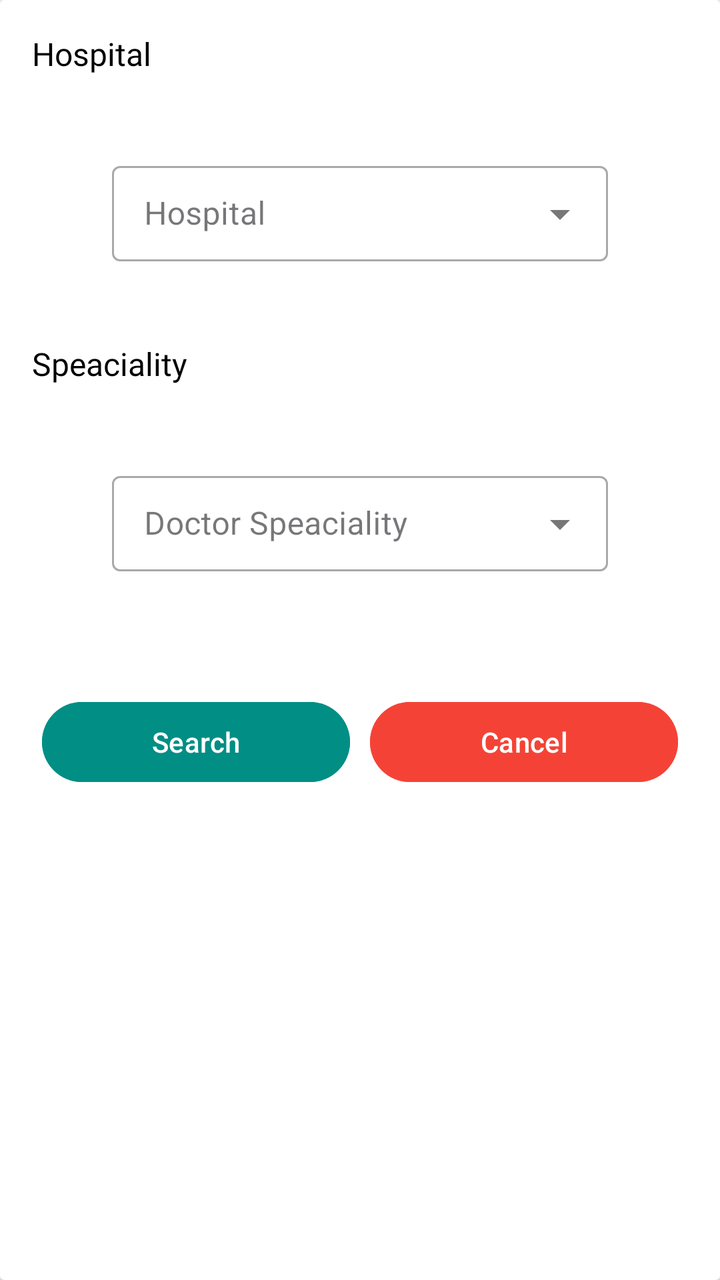
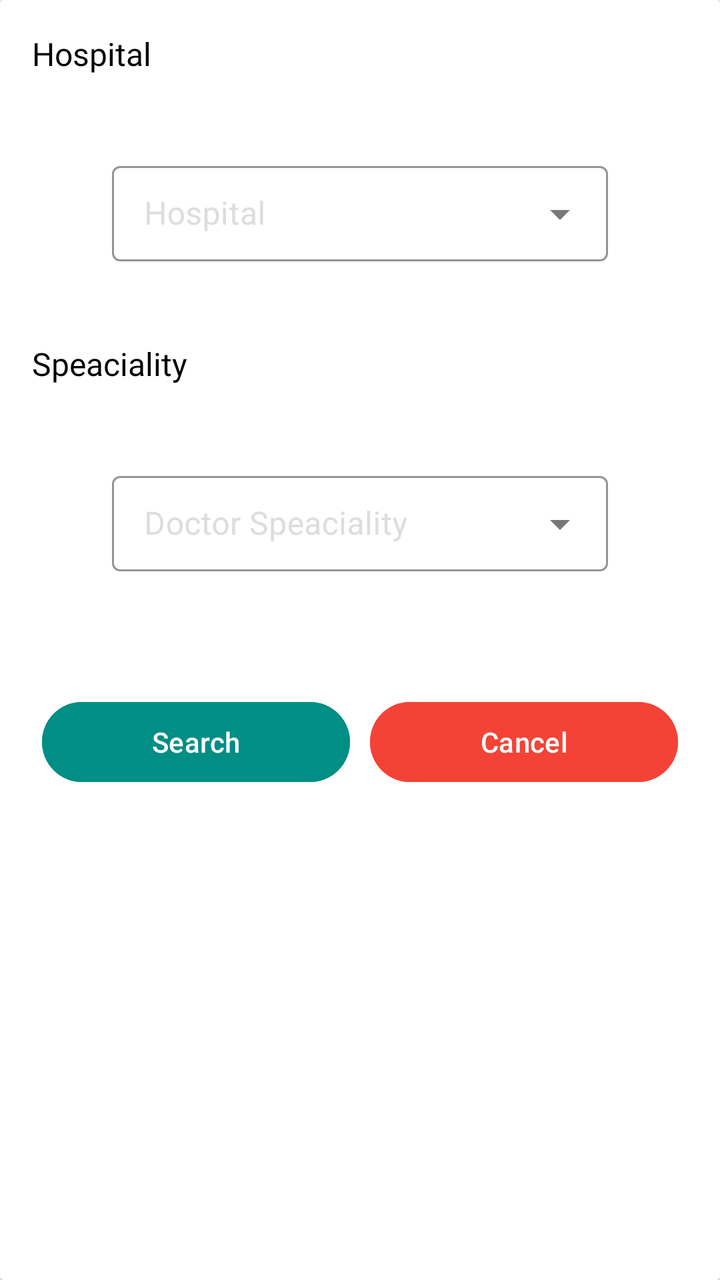

The first picture is an Android layout as it rendered before a commit; the second is the same layout after the commit. The layout source and the unified diff follow.
<!-- AndroidManifest.xml: application theme Theme.LifePluse -->
<!-- res/layout/bottom_sheet_filter.xml -->
<androidx.cardview.widget.CardView xmlns:android="http://schemas.android.com/apk/res/android"
    android:layout_width="match_parent"
    android:layout_height="wrap_content"
    xmlns:app="http://schemas.android.com/apk/res-auto"
    android:layout_gravity="center"
    android:layout_margin="16dp"
    android:elevation="8dp">

    <LinearLayout
        android:layout_width="match_parent"
        android:layout_height="wrap_content"
        android:orientation="vertical"
        android:padding="16dp">

        
        <TextView
            android:layout_width="wrap_content"
            android:layout_height="wrap_content"
            android:fontFamily="@font/aclonica"
            android:text="Hospital"
            android:textColor="@color/text_color"
            android:textSize="16sp" />

        
        <com.google.android.material.textfield.TextInputLayout
            style="@style/Widget.MaterialComponents.TextInputLayout.OutlinedBox.Dense.ExposedDropdownMenu"
            android:layout_width="match_parent"
            android:layout_height="wrap_content"
            android:layout_margin="40dp"
            android:hint="Hospital">


            <AutoCompleteTextView
                android:id="@+id/selecthospital"
                android:layout_width="match_parent"
                android:layout_height="wrap_content"
                android:inputType="none">


            </AutoCompleteTextView>


        </com.google.android.material.textfield.TextInputLayout>
        

        <TextView
            android:layout_width="wrap_content"
            android:layout_height="wrap_content"
            android:fontFamily="@font/aclonica"
            android:text="Speaciality"
            android:textColor="@color/text_color"
            android:textSize="16sp" />

        <com.google.android.material.textfield.TextInputLayout
            style="@style/Widget.MaterialComponents.TextInputLayout.OutlinedBox.Dense.ExposedDropdownMenu"
            android:layout_width="match_parent"
            android:layout_height="wrap_content"
            android:layout_margin="40dp"
            android:hint="Doctor Speaciality">


            <AutoCompleteTextView
                android:id="@+id/selecetspecialityId"
                android:layout_width="match_parent"
                android:layout_height="wrap_content"
                android:inputType="none">


            </AutoCompleteTextView>


        </com.google.android.material.textfield.TextInputLayout>
        

        
        <LinearLayout
            android:layout_width="match_parent"
            android:layout_height="wrap_content"
            android:layout_marginTop="16dp"
            android:orientation="horizontal">

            <Button
                android:id="@+id/searchButton"
                android:layout_width="0dp"
                android:layout_height="wrap_content"
                android:layout_margin="5dp"
                android:layout_weight="1"
                android:textColor="@color/white"
                android:backgroundTint="@color/status_bar"
                android:text="Search" />

            <Button
                android:id="@+id/cancelButton"
                android:layout_width="0dp"
                android:layout_height="wrap_content"
                android:layout_margin="5dp"
                android:layout_weight="1"
                android:textColor="@color/white"
                android:backgroundTint="@color/cancelBtn_bg"
                android:text="Cancel" />


        </LinearLayout>

    </LinearLayout>

</androidx.cardview.widget.CardView>
<!-- resources referenced by this layout -->
<resources>
  <color name="cancelBtn_bg">#F44336</color>
  <color name="status_bar">#018E85</color>
  <color name="text_color">#000</color>
  <color name="white">#FFFFFFFF</color>
  <style name="Theme.LifePluse" parent="Base.Theme.LifePluse" />
  <style name="Base.Theme.LifePluse" parent="Theme.Material3.DayNight.NoActionBar">
          
  
          <item name="android:windowIsTranslucent">true</item>
  
          <item name="colorPrimary">@color/status_bar</item>
      </style>
</resources>

<!-- the commit's change to res/layout/bottom_sheet_filter.xml (unified diff, before → after) -->
@@ -4,6 +4,7 @@
     xmlns:app="http://schemas.android.com/apk/res-auto"
     android:layout_gravity="center"
     android:layout_margin="16dp"
+    app:cardBackgroundColor="@color/white"
     android:elevation="8dp">
 
     <LinearLayout
@@ -27,6 +28,8 @@
             android:layout_width="match_parent"
             android:layout_height="wrap_content"
             android:layout_margin="40dp"
+            app:boxStrokeColor="@color/black"
+            android:textColorHint="@color/simple_grey"
             android:hint="Hospital">
 
 
@@ -56,6 +59,8 @@
             android:layout_width="match_parent"
             android:layout_height="wrap_content"
             android:layout_margin="40dp"
+            app:boxStrokeColor="@color/black"
+            android:textColorHint="@color/simple_grey"
             android:hint="Doctor Speaciality">
 
 
<!-- resource entries referenced after the edit -->
@@ -1,6 +1,8 @@
 <!-- resources referenced by this layout -->
 <resources>
+  <color name="black">#FF000000</color>
   <color name="cancelBtn_bg">#F44336</color>
+  <color name="simple_grey">#DDDDDD</color>
   <color name="status_bar">#018E85</color>
   <color name="text_color">#000</color>
   <color name="white">#FFFFFFFF</color>
